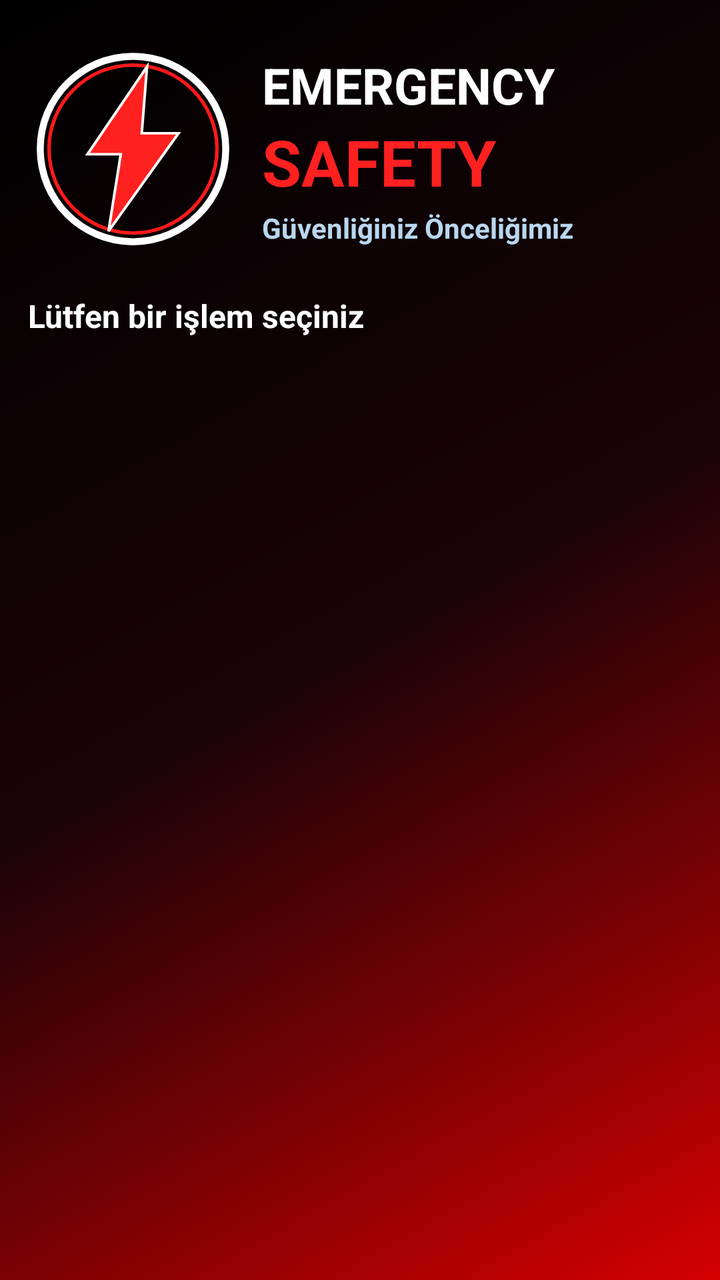
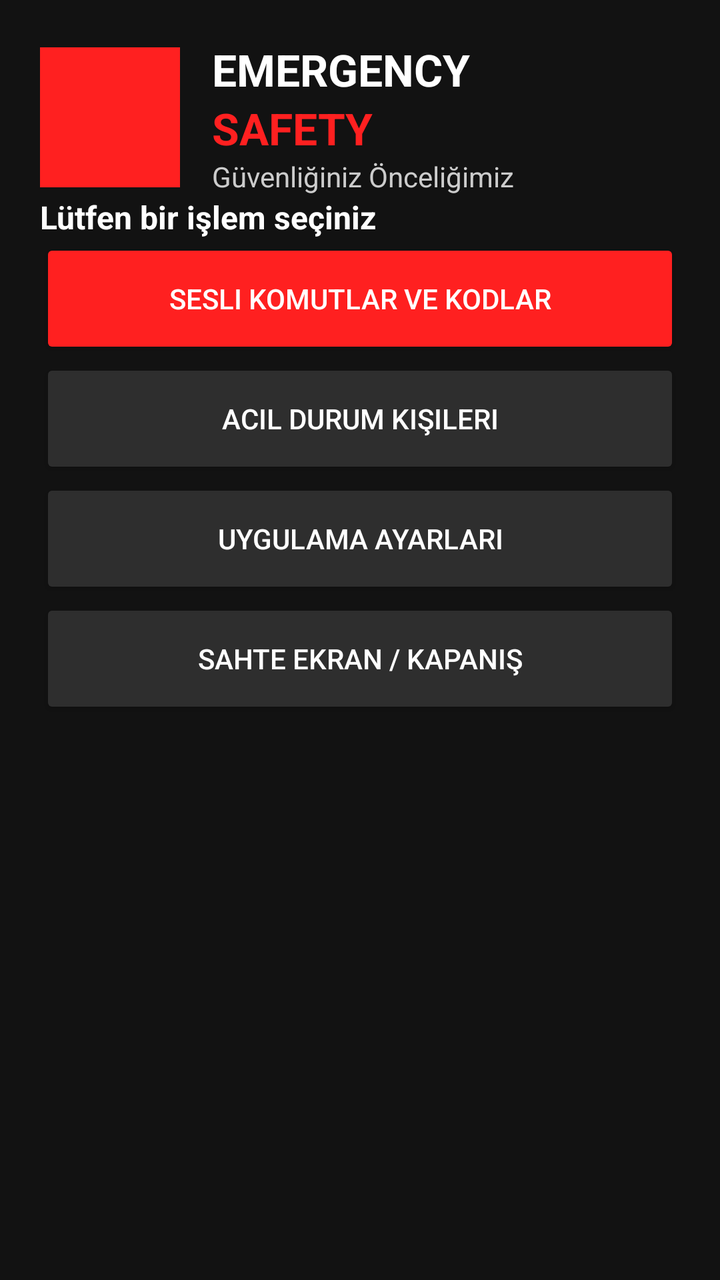

The first picture is an Android layout as it rendered before a commit; the second is the same layout after the commit. The layout source and the unified diff follow.
<!-- AndroidManifest.xml: application theme Theme.EmergencySafety -->
<!-- res/layout/activity_main.xml -->
<?xml version="1.0" encoding="utf-8"?>
<ScrollView xmlns:android="http://schemas.android.com/apk/res/android"
    xmlns:app="http://schemas.android.com/apk/res-auto"
    android:layout_width="match_parent"
    android:layout_height="match_parent"
    android:background="@drawable/bg_emergency"
    android:fillViewport="true">

    <LinearLayout
        android:layout_width="match_parent"
        android:layout_height="wrap_content"
        android:orientation="vertical"
        android:padding="14dp">

        
        
        

        <LinearLayout
            android:layout_width="match_parent"
            android:layout_height="wrap_content"
            android:gravity="center_vertical"
            android:orientation="horizontal"
            android:paddingTop="8dp"
            android:paddingBottom="12dp">

            <ImageView
                android:layout_width="105dp"
                android:layout_height="105dp"
                android:contentDescription="Emergency Safety"
                android:src="@drawable/emergency_lightning" />

            <LinearLayout
                android:layout_width="0dp"
                android:layout_height="wrap_content"
                android:layout_weight="1"
                android:orientation="vertical"
                android:paddingStart="12dp">

                <TextView
                    android:layout_width="wrap_content"
                    android:layout_height="wrap_content"
                    android:text="EMERGENCY"
                    android:textColor="#FFFFFF"
                    android:textSize="25sp"
                    android:textStyle="bold" />

                <TextView
                    android:layout_width="wrap_content"
                    android:layout_height="wrap_content"
                    android:text="SAFETY"
                    android:textColor="#FF2020"
                    android:textSize="32sp"
                    android:textStyle="bold" />

                <TextView
                    android:layout_width="wrap_content"
                    android:layout_height="wrap_content"
                    android:layout_marginTop="2dp"
                    android:text="Güvenliğiniz Önceliğimiz"
                    android:textColor="#B9D7EF"
                    android:textSize="14sp"
                    android:textStyle="bold" />

            </LinearLayout>

        </LinearLayout>


        
        
        

        <LinearLayout
            android:layout_width="match_parent"
            android:layout_height="wrap_content"
            android:orientation="vertical"
            android:paddingTop="8dp"
            android:paddingBottom="8dp">

            <TextView
                android:layout_width="wrap_content"
                android:layout_height="wrap_content"
                android:text="Lütfen bir işlem seçiniz"
                android:textColor="#FFFFFF"
                android:textSize="16sp"
                android:textStyle="bold" />

        </LinearLayout>

    </LinearLayout>

</ScrollView>
<!-- resources referenced by this layout -->
<resources>
  <!-- drawable bg_emergency (drawable) -->
  <?xml version="1.0" encoding="utf-8"?>
  <shape xmlns:android="http://schemas.android.com/apk/res/android">
  
      <gradient
          android:type="linear"
          android:angle="315"
          android:startColor="#000000"
          android:centerColor="#180308"
          android:endColor="#D50000" />
  
  </shape>
  <!-- drawable emergency_lightning (drawable) -->
  <?xml version="1.0" encoding="utf-8"?>
  <vector xmlns:android="http://schemas.android.com/apk/res/android"
      android:width="120dp"
      android:height="120dp"
      android:viewportWidth="120"
      android:viewportHeight="120">
  
      
      <path
          android:fillColor="#00000000"
          android:strokeColor="#FFFFFF"
          android:strokeWidth="4"
          android:pathData="M60,7
              C30.7,7 7,30.7 7,60
              C7,89.3 30.7,113 60,113
              C89.3,113 113,89.3 113,60
              C113,30.7 89.3,7 60,7 Z" />
  
      
      <path
          android:fillColor="#00000000"
          android:strokeColor="#FF1A1A"
          android:strokeWidth="2"
          android:pathData="M60,12
              C33.5,12 12,33.5 12,60
              C12,86.5 33.5,108 60,108
              C86.5,108 108,86.5 108,60
              C108,33.5 86.5,12 60,12 Z" />
  
      
      <path
          android:fillColor="#FF2020"
          android:strokeColor="#FFFFFF"
          android:strokeWidth="1.5"
          android:pathData="M68,13
              L34,63
              L53,63
              L46,107
              L86,51
              L65,51
              Z" />
  
  </vector>
  <style name="Theme.EmergencySafety" parent="Theme.MaterialComponents.DayNight.NoActionBar">
          
      </style>
</resources>

<!-- the commit's change to res/layout/activity_main.xml (unified diff, before → after) -->
@@ -1,48 +1,40 @@
 <?xml version="1.0" encoding="utf-8"?>
 <ScrollView xmlns:android="http://schemas.android.com/apk/res/android"
-    xmlns:app="http://schemas.android.com/apk/res-auto"
     android:layout_width="match_parent"
     android:layout_height="match_parent"
-    android:background="@drawable/bg_emergency"
-    android:fillViewport="true">
+    android:background="#121212">
 
     <LinearLayout
         android:layout_width="match_parent"
         android:layout_height="wrap_content"
         android:orientation="vertical"
-        android:padding="14dp">
+        android:padding="20dp">
 
         
-        
-        
-
         <LinearLayout
             android:layout_width="match_parent"
             android:layout_height="wrap_content"
+            android:orientation="horizontal"
             android:gravity="center_vertical"
-            android:orientation="horizontal"
-            android:paddingTop="8dp"
-            android:paddingBottom="12dp">
+            android:marginBottom="24dp">
 
             <ImageView
-                android:layout_width="105dp"
-                android:layout_height="105dp"
-                android:contentDescription="Emergency Safety"
-                android:src="@drawable/emergency_lightning" />
+                android:layout_width="70dp"
+                android:layout_height="70dp"
+                android:src="@drawable/ic_app_logo" />
 
             <LinearLayout
-                android:layout_width="0dp"
+                android:layout_width="match_parent"
                 android:layout_height="wrap_content"
-                android:layout_weight="1"
                 android:orientation="vertical"
-                android:paddingStart="12dp">
+                android:paddingStart="16dp">
 
                 <TextView
                     android:layout_width="wrap_content"
                     android:layout_height="wrap_content"
                     android:text="EMERGENCY"
                     android:textColor="#FFFFFF"
-                    android:textSize="25sp"
+                    android:textSize="22sp"
                     android:textStyle="bold" />
 
                 <TextView
@@ -50,44 +42,63 @@
                     android:layout_height="wrap_content"
                     android:text="SAFETY"
                     android:textColor="#FF2020"
-                    android:textSize="32sp"
+                    android:textSize="22sp"
                     android:textStyle="bold" />
 
                 <TextView
                     android:layout_width="wrap_content"
                     android:layout_height="wrap_content"
-                    android:layout_marginTop="2dp"
                     android:text="Güvenliğiniz Önceliğimiz"
-                    android:textColor="#B9D7EF"
-                    android:textSize="14sp"
-                    android:textStyle="bold" />
-
+                    android:textColor="#CCCCCC"
+                    android:textSize="14sp" />
             </LinearLayout>
-
         </LinearLayout>
 
+        <TextView
+            android:layout_width="wrap_content"
+            android:layout_height="wrap_content"
+            android:text="Lütfen bir işlem seçiniz"
+            android:textColor="#FFFFFF"
+            android:textSize="16sp"
+            android:textStyle="bold"
+            android:marginBottom="20dp" />
 
         
-        
-        
+        <Button
+            android:id="@+id/btnVoiceCodes"
+            android:layout_width="match_parent"
+            android:layout_height="60dp"
+            android:text="Sesli Komutlar ve Kodlar"
+            android:textColor="#FFFFFF"
+            android:backgroundTint="#FF2020"
+            android:marginBottom="12dp" />
 
-        <LinearLayout
+        <Button
+            android:id="@+id/btnContacts"
             android:layout_width="match_parent"
-            android:layout_height="wrap_content"
-            android:orientation="vertical"
-            android:paddingTop="8dp"
-            android:paddingBottom="8dp">
+            android:layout_height="60dp"
+            android:text="Acil Durum Kişileri"
+            android:textColor="#FFFFFF"
+            android:backgroundTint="#2E2E2E"
+            android:marginBottom="12dp" />
 
-            <TextView
-                android:layout_width="wrap_content"
-                android:layout_height="wrap_content"
-                android:text="Lütfen bir işlem seçiniz"
-                android:textColor="#FFFFFF"
-                android:textSize="16sp"
-                android:textStyle="bold" />
+        <Button
+            android:id="@+id/btnSettings"
+            android:layout_width="match_parent"
+            android:layout_height="60dp"
+            android:text="Uygulama Ayarları"
+            android:textColor="#FFFFFF"
+            android:backgroundTint="#2E2E2E"
+            android:marginBottom="12dp" />
 
-        </LinearLayout>
+        <Button
+            android:id="@+id/btnFakeDead"
+            android:layout_width="match_parent"
+            android:layout_height="60dp"
+            android:text="Sahte Ekran / Kapanış"
+            android:textColor="#FFFFFF"
+            android:backgroundTint="#2E2E2E"
+            android:marginBottom="12dp" />
 
     </LinearLayout>
-
 </ScrollView>
<!-- resource entries referenced after the edit -->
@@ -1,60 +1,15 @@
 <!-- resources referenced by this layout -->
 <resources>
-  <!-- drawable bg_emergency (drawable) -->
-  <?xml version="1.0" encoding="utf-8"?>
-  <shape xmlns:android="http://schemas.android.com/apk/res/android">
-  
-      <gradient
-          android:type="linear"
-          android:angle="315"
-          android:startColor="#000000"
-          android:centerColor="#180308"
-          android:endColor="#D50000" />
-  
-  </shape>
-  <!-- drawable emergency_lightning (drawable) -->
+  <!-- drawable ic_app_logo (drawable) -->
   <?xml version="1.0" encoding="utf-8"?>
   <vector xmlns:android="http://schemas.android.com/apk/res/android"
-      android:width="120dp"
-      android:height="120dp"
-      android:viewportWidth="120"
-      android:viewportHeight="120">
-  
-      
-      <path
-          android:fillColor="#00000000"
-          android:strokeColor="#FFFFFF"
-          android:strokeWidth="4"
-          android:pathData="M60,7
-              C30.7,7 7,30.7 7,60
-              C7,89.3 30.7,113 60,113
-              C89.3,113 113,89.3 113,60
-              C113,30.7 89.3,7 60,7 Z" />
-  
-      
-      <path
-          android:fillColor="#00000000"
-          android:strokeColor="#FF1A1A"
-          android:strokeWidth="2"
-          android:pathData="M60,12
-              C33.5,12 12,33.5 12,60
-              C12,86.5 33.5,108 60,108
-              C86.5,108 108,86.5 108,60
-              C108,33.5 86.5,12 60,12 Z" />
-  
-      
+      android:width="108dp"
+      android:height="108dp"
+      android:viewportWidth="108"
+      android:viewportHeight="108">
       <path
           android:fillColor="#FF2020"
-          android:strokeColor="#FFFFFF"
-          android:strokeWidth="1.5"
-          android:pathData="M68,13
-              L34,63
-              L53,63
-              L46,107
-              L86,51
-              L65,51
-              Z" />
-  
+          android:pathData="M0,0h108v108h-108z" />
   </vector>
   <style name="Theme.EmergencySafety" parent="Theme.MaterialComponents.DayNight.NoActionBar">
           
